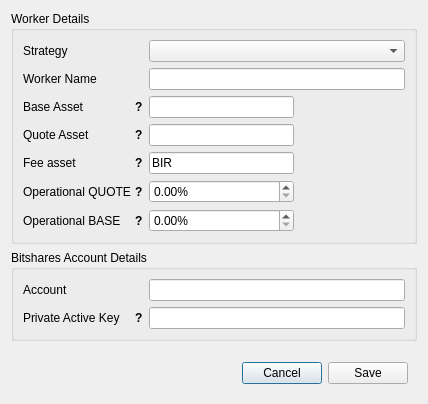
The window that dexbot/views/ui/create_worker_window.ui (Kaiser182/MMBot) describes before a commit, drawn with Qt 5.
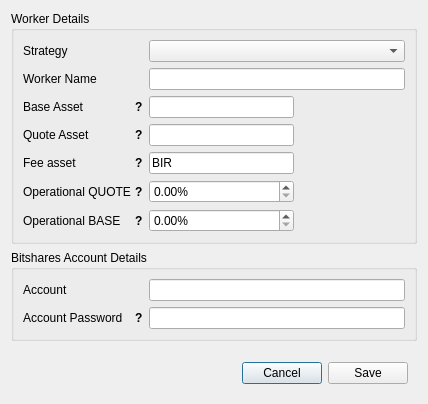
The same window after the commit.

```diff
--- a/dexbot/views/ui/create_worker_window.ui
+++ b/dexbot/views/ui/create_worker_window.ui
@@ -181,7 +181,7 @@
             </size>
            </property>
            <property name="text">
-            <string>Private Active Key</string>
+            <string>Account Password</string>
            </property>
            <property name="wordWrap">
             <bool>true</bool>
```
Left out of the diff: 2 changed lines with no effect on the pictures.
